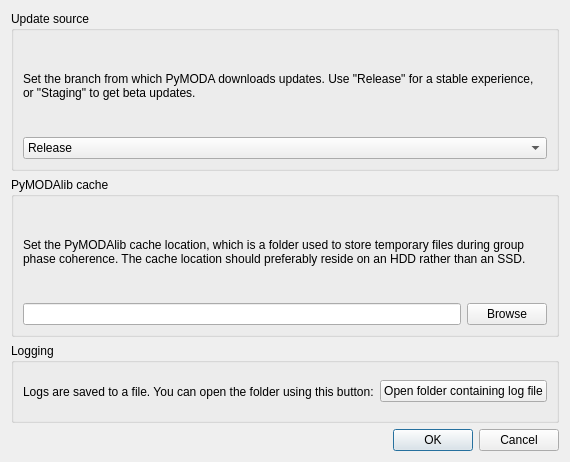
Qt form res/layout/dialog_settings.ui (luphysics/PyMODA) before a commit.
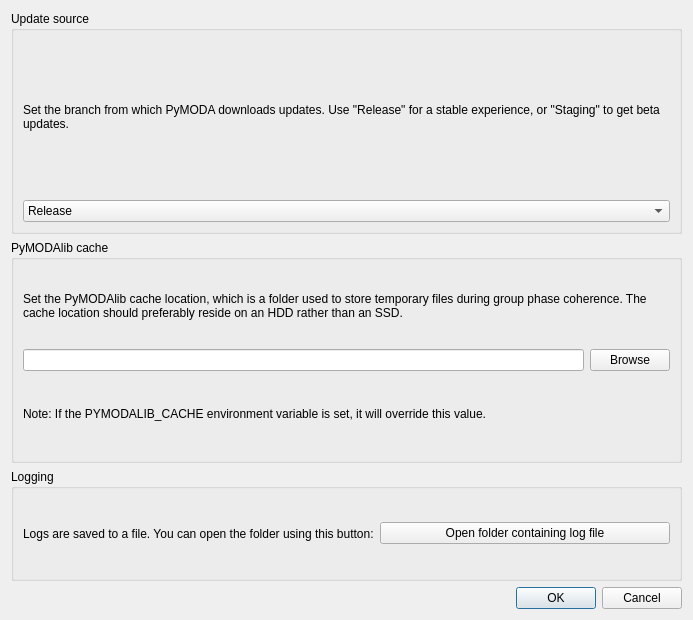
The same form after that commit.

Commit message: Set PYMODALIB_CACHE using value from settings

The edit to the form file:
```diff
--- a/res/layout/dialog_settings.ui
+++ b/res/layout/dialog_settings.ui
@@ -6,8 +6,8 @@
    <rect>
     <x>0</x>
     <y>0</y>
-    <width>546</width>
-    <height>462</height>
+    <width>693</width>
+    <height>620</height>
    </rect>
   </property>
   <property name="windowTitle">
@@ -91,6 +91,16 @@
           </item>
          </layout>
         </item>
+        <item>
+         <widget class="QLabel" name="label_4">
+          <property name="text">
+           <string>Note: If the PYMODALIB_CACHE environment variable is set, it will override this value.</string>
+          </property>
+          <property name="wordWrap">
+           <bool>true</bool>
+          </property>
+         </widget>
+        </item>
        </layout>
       </widget>
      </item>
```
Left out of the diff: 32 changed lines with no effect on the pictures. The commit also changes 1 other file.
